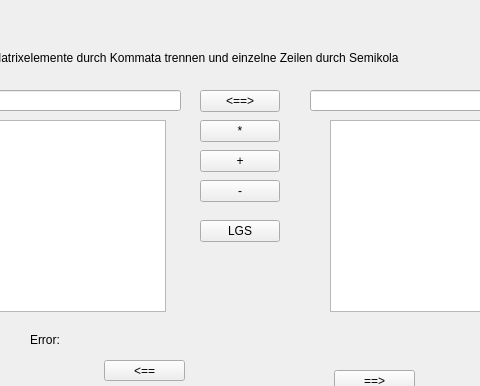
First picture: the form in matrix.ui, repository FelixMaetzler/Taschenrechner, before the edit; both pictures show x 190 to 670 and y 0 to 386 of the 945 by 864 pixel window.
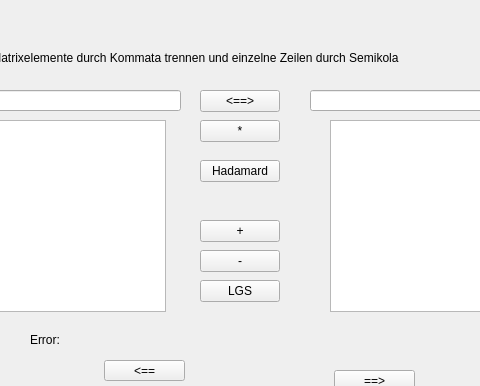
Second picture: the form after the edit.

```diff
--- a/matrix.ui
+++ b/matrix.ui
@@ -156,7 +156,7 @@
     <property name="geometry">
      <rect>
       <x>390</x>
-      <y>150</y>
+      <y>220</y>
       <width>80</width>
       <height>22</height>
      </rect>
@@ -169,7 +169,7 @@
     <property name="geometry">
      <rect>
       <x>390</x>
-      <y>180</y>
+      <y>250</y>
       <width>80</width>
       <height>22</height>
      </rect>
@@ -208,7 +208,7 @@
     <property name="geometry">
      <rect>
       <x>390</x>
-      <y>220</y>
+      <y>280</y>
       <width>80</width>
       <height>22</height>
      </rect>
@@ -273,6 +273,19 @@
      </rect>
     </property>
    </widget>
+   <widget class="QPushButton" name="ButtonHadamard">
+    <property name="geometry">
+     <rect>
+      <x>390</x>
+      <y>160</y>
+      <width>80</width>
+      <height>22</height>
+     </rect>
+    </property>
+    <property name="text">
+     <string>Hadamard</string>
+    </property>
+   </widget>
   </widget>
   <widget class="QMenuBar" name="menubar">
    <property name="geometry">
```
